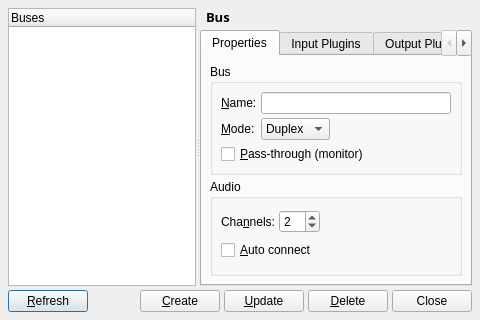
The window that src/qtractorBusForm.ui (rncbc/qtractor) describes before a commit, drawn with Qt 5.
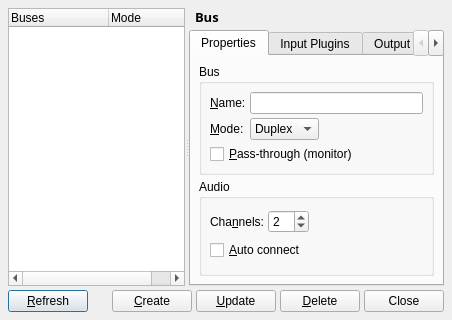
The same window after the commit. Icons and pictures are not drawn. Custom widgets are drawn as their Qt base class.

Commit message: - Bus manager dialog (View/Buses...) gets new column on the   left pane buses list as for mode display.

The edit to the form file:
```diff
--- a/src/qtractorBusForm.ui
+++ b/src/qtractorBusForm.ui
@@ -25,7 +25,7 @@
    <rect>
     <x>0</x>
     <y>0</y>
-    <width>480</width>
+    <width>360</width>
     <height>320</height>
    </rect>
   </property>
@@ -51,7 +51,7 @@
       <property name="minimumSize" >
        <size>
         <width>120</width>
-        <height>0</height>
+        <height>120</height>
        </size>
       </property>
       <property name="toolTip" >
@@ -71,6 +71,11 @@
         <string>Buses</string>
        </property>
       </column>
+      <column>
+       <property name="text" >
+        <string>Mode</string>
+       </property>
+      </column>
      </widget>
      <widget class="QWidget" name="BusLayout" >
       <layout class="QVBoxLayout" >
```
The commit also changes 4 other files.
